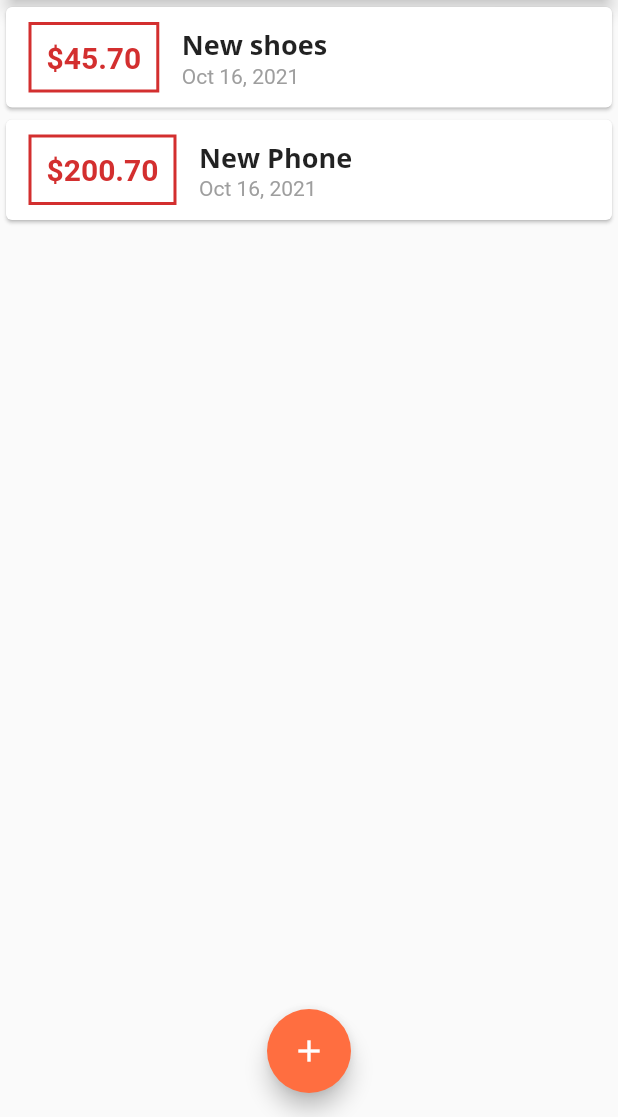
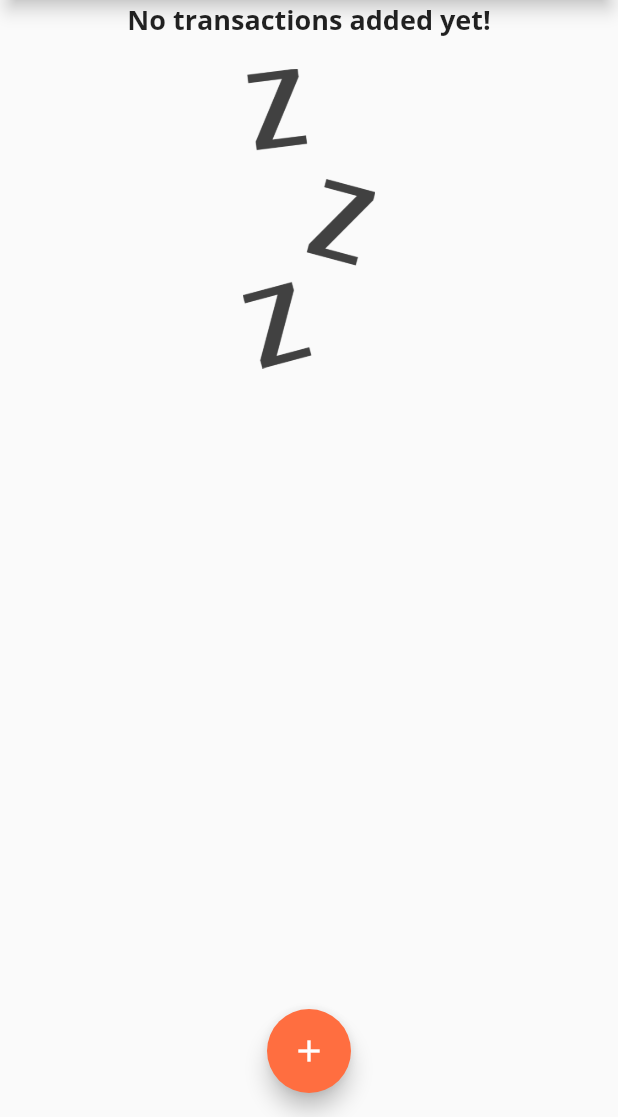
Before and after one commit to CodingFlex/Flutter-development, a Flutter app: the screen it shows after launch, on a phone screen of 412 x 824 dp, the part 119-1236 px from its top. Run offline on Flutter 3.47's test engine with Material 2 defaults, Android fonts, the phone set to English and light mode, and no system bars.

Commit message:
Commit D

```diff
--- a/lib/main.dart
+++ b/lib/main.dart
@@ -45,7 +45,7 @@ class MyHomePage extends StatefulWidget {
 
 class _MyHomePageState extends State<MyHomePage> {
   final List<Transaction> _userTransactions = [
-    Transaction(
+    /*Transaction(
       id: 't1',
       title: 'New shoes',
       amount: 45.7,
@@ -56,7 +56,7 @@ class _MyHomePageState extends State<MyHomePage> {
       title: 'New Phone',
       amount: 200.7,
       date: DateTime.now(),
-    ),
+    ),*/
   ];
 
   void _addNewTransaction(String txTitle, double txAmount) {
--- a/lib/widgets/new_transactions.dart
+++ b/lib/widgets/new_transactions.dart
@@ -32,7 +32,8 @@ class _NewTransactionState extends State<NewTransaction> {
 
   @override
   Widget build(BuildContext context) {
-    return Card(
+    return Container(
+      child: Card(
         elevation: 5,
         child: Container(
           padding: EdgeInsets.all(10),
@@ -63,6 +64,7 @@ class _NewTransactionState extends State<NewTransaction> {
             ],
           ),
         ),
+      ),
     );
   }
 }
--- a/lib/widgets/transaction_list.dart
+++ b/lib/widgets/transaction_list.dart
@@ -12,13 +12,33 @@ class TransactionList extends StatelessWidget {
   Widget build(BuildContext context) {
     return Container(
       height: 300,
-      child: ListView.builder(
+      child: transactions.isEmpty
+          ? Column(
+              children: <Widget>[
+                Text(
+                  'No transactions added yet!',
+                  style: Theme.of(context).textTheme.title,
+                ),
+                SizedBox(
+                  height: 20,
+                ),
+                Container(
+                  height: 200,
+                  child: Image.asset(
+                    'assets/images/waiting.png',
+                    fit: BoxFit.cover,
+                  ),
+                ),
+              ],
+            )
+          : ListView.builder(
               itemBuilder: (ctx, index) {
                 return Card(
                   child: Row(
                     children: <Widget>[
                       Container(
-                  margin: EdgeInsets.symmetric(vertical: 10, horizontal: 15),
+                        margin:
+                            EdgeInsets.symmetric(vertical: 10, horizontal: 15),
                         decoration: BoxDecoration(
                             border: Border.all(
                           color: Theme.of(context).primaryColorDark,
--- a/pubspec.yaml
+++ b/pubspec.yaml
@@ -46,8 +46,8 @@ flutter:
   uses-material-design: true
 
   # To add assets to your application, add an assets section, like this:
-  # assets:
-  #   - images/a_dot_burr.jpeg
+  assets:
+    - assets/images/waiting.png
   #   - images/a_dot_ham.jpeg
 
   # An image asset can refer to one or more resolution-specific "variants", see
```
Also changed, not shown: lib/widgets/chart.dart (added, +26 -0 lines). Lines whose indentation alone changed are shown as unchanged.
